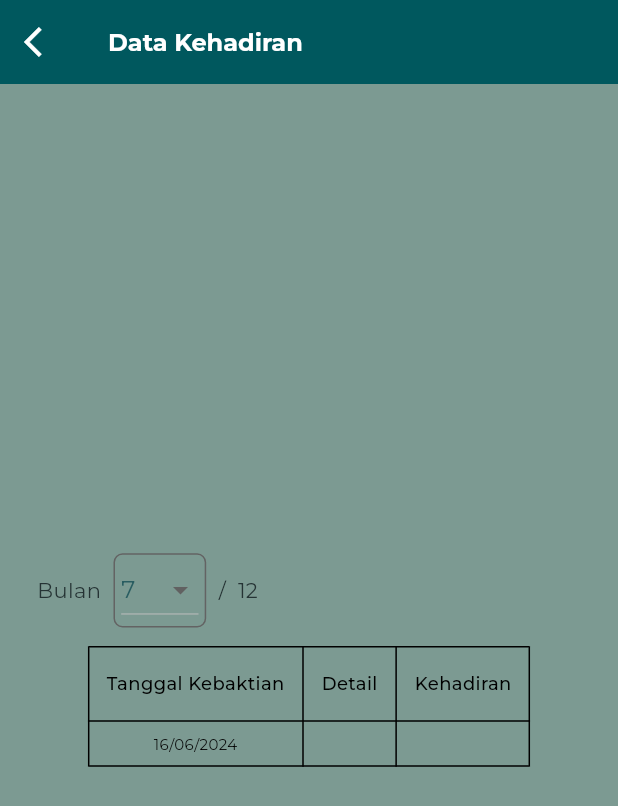
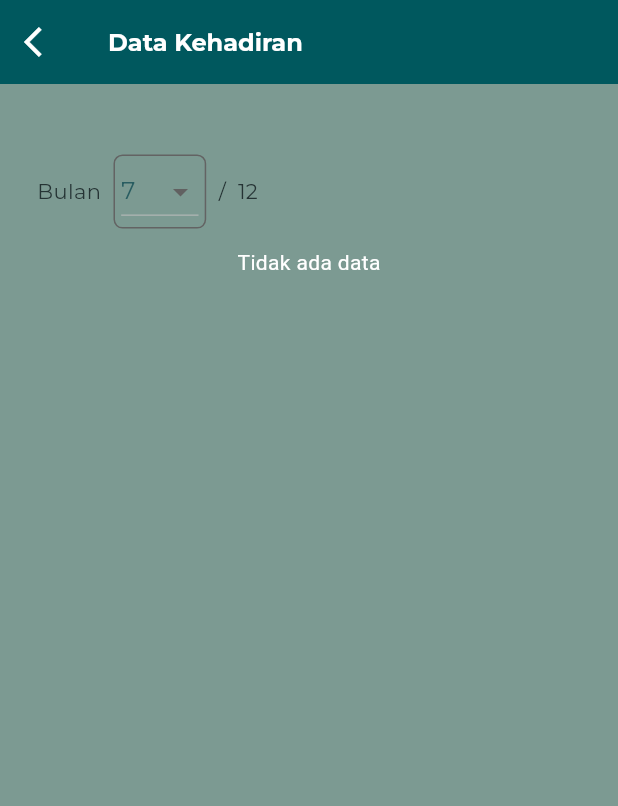
Before and after one commit to frendysanusi/pvvd-app, a Flutter app: the UserPresenceDataScreen screen opened by its route, on a phone screen of 412 x 824 dp. Shown: the top 806 px of the screen. Run offline on Flutter 3.47's test engine with Material 3 defaults, Android fonts, the phone set to English and light mode, and no system bars; our stand-ins replace cloud_firestore, firebase_auth, firebase_core, google_fonts; missing offline and left inert: qr_code_scanner; accounts and stored records are empty; generated files the repository leaves out were written again.

Commit message:
feat: modify table, add fetching data

```diff
--- a/lib/screens/user_presence_data_screen.dart
+++ b/lib/screens/user_presence_data_screen.dart
@@ -1,5 +1,4 @@
 import 'package:flutter/material.dart';
-import 'package:pvvd_app/components/table.dart';
 import 'package:pvvd_app/utils/constants.dart';
 import 'package:pvvd_app/utils/services.dart';
 
@@ -30,15 +29,62 @@ class _UserPresenceDataScreenState extends State<UserPresenceDataScreen> {
     });
   }
 
+  Widget generateServiceTable(double screenWidth, double screenHeight) {
+    if (services == null || services!.isEmpty) {
+      return const Text('Tidak ada data');
+    }
+    return Stack(
+      children: [
+        DataTableTheme(
+          data: DataTableThemeData(
+            headingRowColor:
+                MaterialStateColor.resolveWith((states) => kShadedSpruce),
+            headingTextStyle: kBR7.copyWith(color: kBlack),
+            dataRowColor:
+                MaterialStateColor.resolveWith((states) => kGreyishTeal),
+            dataTextStyle: kBS6.copyWith(
+              color: kBlack,
+            ),
+          ),
+          child: PaginatedDataTable(
+            onRowsPerPageChanged: (perPage) {},
+            availableRowsPerPage: const [5, 10, 15],
+            rowsPerPage: 10,
+            showEmptyRows: false,
+            columns: const <DataColumn>[
+              DataColumn(
+                label: Text('Tanggal Kebaktian'),
+              ),
+              DataColumn(
+                label: Text('Detail'),
+              ),
+              DataColumn(
+                label: Text('Kehadiran'),
+              ),
+            ],
+            source: ServicesDataSource(services!, screenWidth, screenHeight),
+            columnSpacing: 40,
+          ),
+        ),
+        Positioned(
+          top: screenHeight * 0.5 - (screenHeight * 0.2892 / 2),
+          left: screenWidth * 0.45 - (screenWidth * 0.5964 / 2),
+          child: Image.asset(
+            'assets/images/logo-pvvd-transparent-15%.png',
+            width: screenWidth * 0.5964,
+            height: screenHeight * 0.2892,
+            fit: BoxFit.contain,
+          ),
+        ),
+      ],
+    );
+  }
+
   @override
   Widget build(BuildContext context) {
     double screenWidth = MediaQuery.of(context).size.width;
     double screenHeight = MediaQuery.of(context).size.height;
-    if (services != null && services!.isNotEmpty) {
-      for (var service in services!) {
-        print(service);
-      }
-    }
+
     return Scaffold(
       appBar: AppBar(
           backgroundColor: kShadedSpruce,
@@ -56,11 +102,13 @@ class _UserPresenceDataScreenState extends State<UserPresenceDataScreen> {
             style: kBB2.copyWith(color: kWhite),
           )),
       backgroundColor: kGreyishTeal,
-      body: Padding(
+      body: SingleChildScrollView(
+        child: Padding(
           padding: EdgeInsets.symmetric(horizontal: screenWidth * 0.06),
           child: Column(
             mainAxisAlignment: MainAxisAlignment.center,
             children: [
+              SizedBox(height: screenHeight * 0.057),
               Row(
                 children: [
                   Text(
@@ -69,7 +117,8 @@ class _UserPresenceDataScreenState extends State<UserPresenceDataScreen> {
                   ),
                   SizedBox(width: screenWidth * 0.02),
                   Container(
-                  padding: EdgeInsets.symmetric(horizontal: screenWidth * 0.01),
+                    padding:
+                        EdgeInsets.symmetric(horizontal: screenWidth * 0.01),
                     height: screenHeight * 0.06,
                     width: screenWidth * 0.15,
                     decoration: BoxDecoration(
@@ -101,60 +150,59 @@ class _UserPresenceDataScreenState extends State<UserPresenceDataScreen> {
                 ],
               ),
               SizedBox(height: screenHeight * 0.015),
-            Table(
-              defaultColumnWidth: const IntrinsicColumnWidth(),
-              border: TableBorder.all(),
-              children: const [
-                TableRow(
-                  children: [
-                    Column(
-                      children: [
-                        Cell(
-                          text: 'Tanggal Kebaktian',
-                          type: 'header',
-                        ),
+              generateServiceTable(screenWidth, screenHeight),
             ],
           ),
-                    Column(
-                      children: [
-                        Cell(
-                          text: 'Detail',
-                          type: 'header',
-                        ),
-                      ],
-                    ),
-                    Column(
-                      children: [
-                        Cell(
-                          text: 'Kehadiran',
-                          type: 'header',
-                        ),
-                      ],
-                    ),
-                  ],
-                ),
-                TableRow(
-                  children: [
-                    Column(
-                      children: [
-                        Cell(
-                          text: '16/06/2024',
-                        ),
-                      ],
-                    ),
-                    Column(
-                      children: [],
-                    ),
-                    Column(
-                      children: [],
-                    ),
-                  ],
-                ),
-              ],
-            ),
-          ],
         ),
       ),
     );
   }
 }
+
+class ServicesDataSource extends DataTableSource {
+  final List<Services> services;
+  final double screenWidth;
+  final double screenHeight;
+
+  ServicesDataSource(
+    this.services,
+    this.screenWidth,
+    this.screenHeight,
+  );
+
+  @override
+  DataRow? getRow(int index) {
+    assert(index >= 0);
+    if (index >= services.length) {
+      return null;
+    }
+    final service = services[index];
+    return DataRow.byIndex(
+      index: index,
+      cells: [
+        DataCell(Container(
+          alignment: Alignment.center,
+          padding: EdgeInsets.symmetric(
+              horizontal: screenWidth * 0.03, vertical: screenHeight * 0.01),
+          child: Text(
+            service.date.toString().substring(0, 10),
+            style: kBR7.copyWith(
+              color: kBlack,
+            ),
+          ),
+        )),
+        DataCell(Text("Cell $index")),
+        DataCell(Text("Cell $index")),
+      ],
+    );
+  }
+
+  @override
+  bool get isRowCountApproximate => false;
+
+  @override
+  int get rowCount => services.length;
+
+  @override
+  int get selectedRowCount => 0;
+}
--- a/lib/utils/services.dart
+++ b/lib/utils/services.dart
@@ -11,7 +11,6 @@ class Services {
     _serviceInstances ??= [];
     Services newService =
         Services._(serviceId, date, leader, speaker, topic, translator);
-    _serviceInstances!.add(newService);
     return newService;
   }
 
```
Also changed, not shown: assets/images/logo-pvvd-transparent-15%.png (added). Lines whose indentation alone changed are shown as unchanged.
